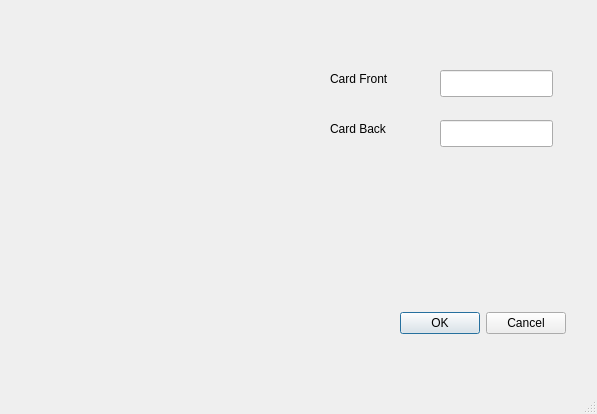
Old version of the form addcarddialog.ui in the repository jbwyatt4/wyattflashcardapp.
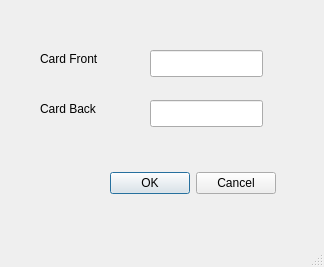
New version of the form.

```diff
--- a/addcarddialog.ui
+++ b/addcarddialog.ui
@@ -6,8 +6,8 @@
    <rect>
     <x>0</x>
     <y>0</y>
-    <width>597</width>
-    <height>414</height>
+    <width>324</width>
+    <height>267</height>
    </rect>
   </property>
   <property name="windowTitle">
@@ -17,8 +17,8 @@
    <widget class="QDialogButtonBox" name="buttonBox">
     <property name="geometry">
      <rect>
-      <x>390</x>
-      <y>310</y>
+      <x>100</x>
+      <y>170</y>
       <width>176</width>
       <height>27</height>
      </rect>
@@ -30,8 +30,8 @@
    <widget class="QLabel" name="label">
     <property name="geometry">
      <rect>
-      <x>330</x>
-      <y>70</y>
+      <x>40</x>
+      <y>50</y>
       <width>81</width>
       <height>17</height>
      </rect>
@@ -43,8 +43,8 @@
    <widget class="QLabel" name="label_2">
     <property name="geometry">
      <rect>
-      <x>330</x>
-      <y>120</y>
+      <x>40</x>
+      <y>100</y>
       <width>81</width>
       <height>17</height>
      </rect>
@@ -56,8 +56,8 @@
    <widget class="QLineEdit" name="lineEdit">
     <property name="geometry">
      <rect>
-      <x>440</x>
-      <y>70</y>
+      <x>150</x>
+      <y>50</y>
       <width>113</width>
       <height>27</height>
      </rect>
@@ -66,8 +66,8 @@
    <widget class="QLineEdit" name="lineEdit_2">
     <property name="geometry">
      <rect>
-      <x>440</x>
-      <y>120</y>
+      <x>150</x>
+      <y>100</y>
       <width>113</width>
       <height>27</height>
      </rect>
```
Left out of the diff: 2 changed lines with no effect on the pictures.
